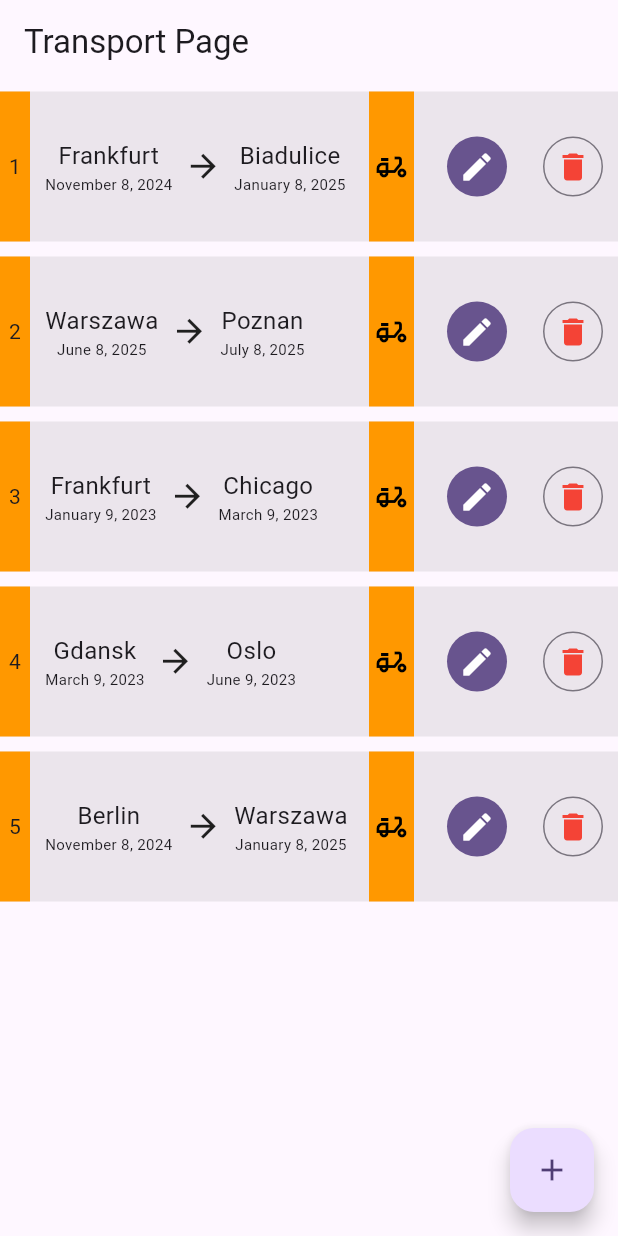
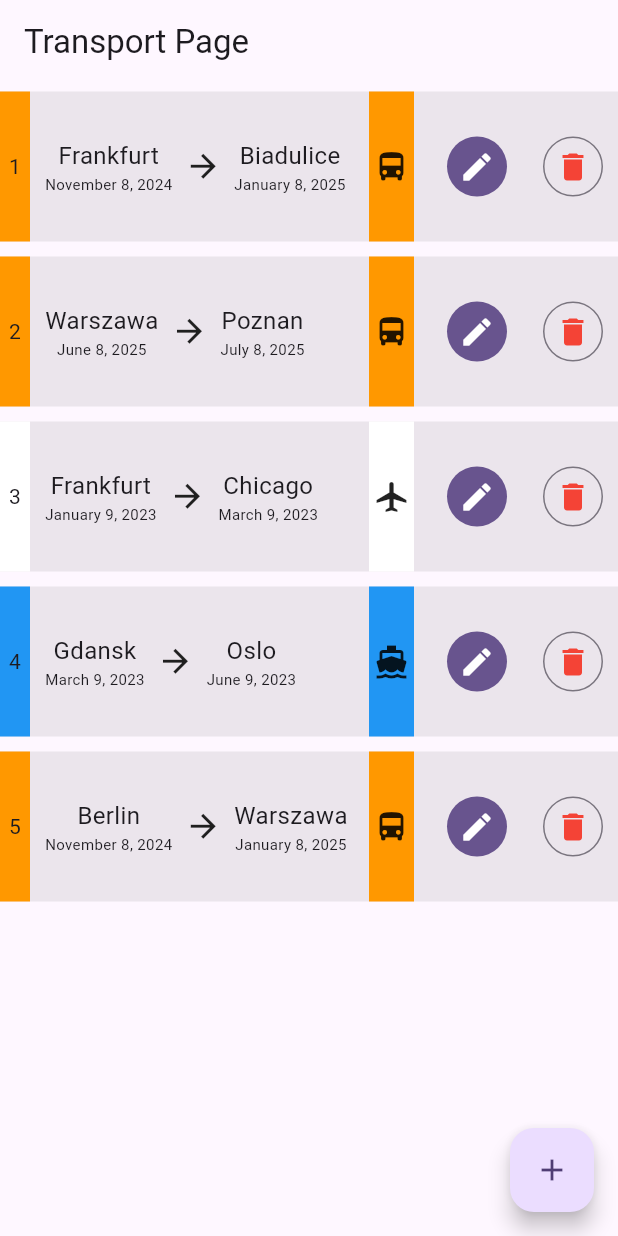
Before and after one commit to KosmasProjects/TransportApp, a Flutter app: the screen it shows after launch, on a phone screen of 412 x 824 dp. Run offline on Flutter 3.47's test engine with Material 2 defaults, Android fonts, the phone set to English and light mode, and no system bars; our stand-ins replace bloc, equatable, flutter_bloc.

Commit message:
fixed colors and logic with transport type

```diff
--- a/lib/home/ui/transport_page.dart
+++ b/lib/home/ui/transport_page.dart
@@ -57,6 +57,16 @@ class _TransportPageState extends State<TransportPage> {
 
   @override
   Widget buildTransferTile(BuildContext context, transfer) {
+    Map mapOfIcons = {
+      TransportType.land: Icon(Icons.directions_bus),
+      TransportType.water: Icon(Icons.directions_boat),
+      TransportType.air: Icon(Icons.airplanemode_active),
+    };
+    Map mapOfColors = {
+      TransportType.land: Colors.orange,
+      TransportType.water: Colors.blue,
+      TransportType.air: Colors.white,
+    };
     String _formatDateTime(DateTime dateTime) {
       return DateFormat.yMMMMd('en_US').format(dateTime);
     }
@@ -72,7 +82,7 @@ class _TransportPageState extends State<TransportPage> {
                 Container(
                   width: 20,
                   height: 100,
-                  color: Colors.orange,
+                  color: mapOfColors[transfer.transportType],
                   child: Center(child: Text(transfer.id.toString())),
                 ),
                 SizedBox(width: 10),
@@ -114,14 +124,15 @@ class _TransportPageState extends State<TransportPage> {
                 ),
                 SizedBox(width: 10),
                 Container(
-                    color: Colors.orange,
+                    color: mapOfColors[transfer.transportType],
                     width: 30,
                     height: 100,
-                    child: Center(
-                        child: Icon(
-                      Icons.delivery_dining_outlined,
-                      color: Colors.black,
-                    ))),
+                    child: Center(child: mapOfIcons[transfer.transportType]
+                        //     Icon(
+                        //   Icons.directions_bus,
+                        //   color: Colors.black,
+                        // )
+                        )),
                 SizedBox(width: 10),
                 Padding(
                     padding: const EdgeInsets.symmetric(horizontal: 8.0),
@@ -156,6 +167,11 @@ class _TransportPageState extends State<TransportPage> {
     DateTime? headOutDate;
     DateTime? arivalDate;
     int indexOfType = 1;
+    Map mapOfTransportTye = {
+      1: TransportType.land,
+      2: TransportType.water,
+      3: TransportType.air
+    };
 
     return Dialog.fullscreen(
       backgroundColor: Colors.grey.shade200,
@@ -389,7 +405,7 @@ class _TransportPageState extends State<TransportPage> {
                         id: int.parse(dateInputID.text),
                         headOutDate: headOutDate as DateTime,
                         arivalDate: arivalDate as DateTime,
-                        transportType: TransportType.land,
+                        transportType: mapOfTransportTye[indexOfType],
                         headOutDestination: headOutDestination.text,
                         arivalDestination: arivalDestination.text);
                     context.read<TransportBloc>().add(AddTransfer(newtransfer));
```
